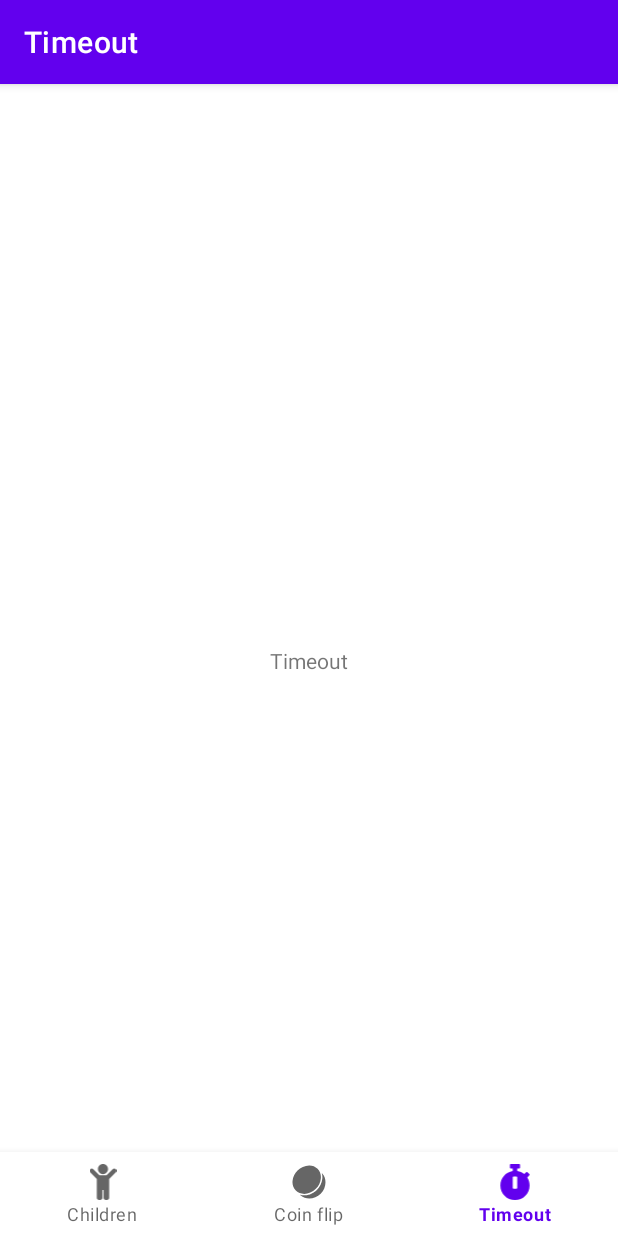
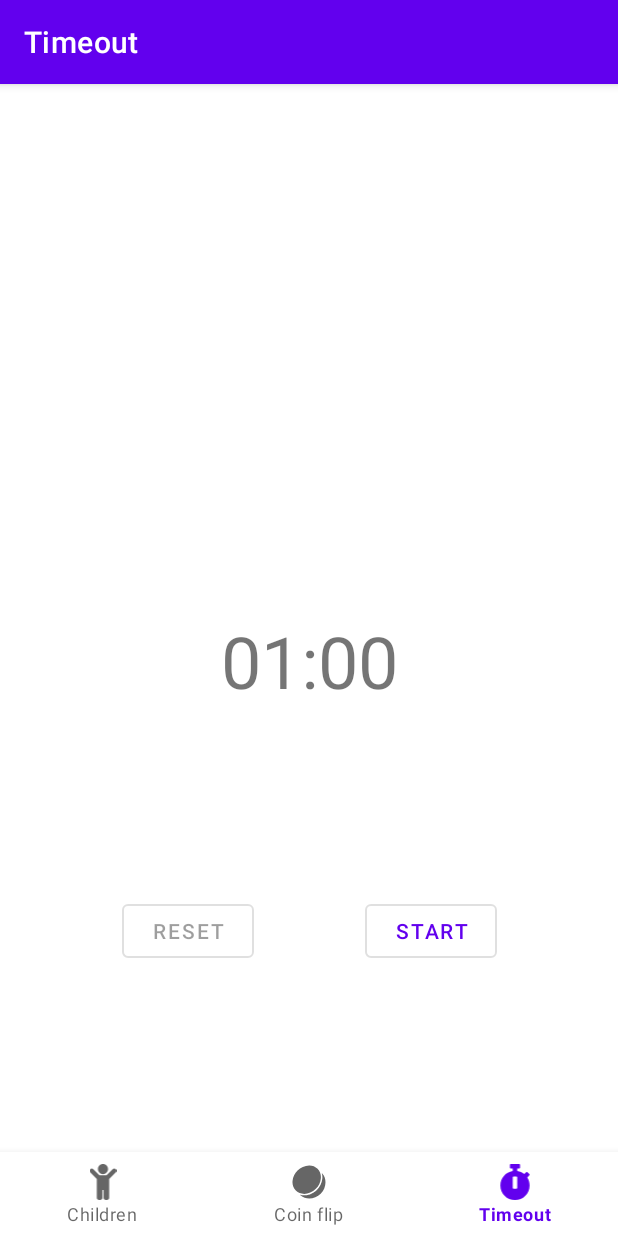
Before and after one commit to corbinjensen/AndroidParentApp, an Android app: the TimeoutFragment screen opened through its navigation route, on a phone screen of 412 x 824 dp. Run offline under Robolectric (Android 15) with nearby library versions, the phone set to English and light mode, and no system bars; our stand-ins replace navigation-ui.

Commit message:
Implement a simple countdown timer for the application
The duration is set to 1 minutes, and it cannot run in background

```diff
--- /dev/null
+++ b/app/src/main/java/ca/sfu/fluorine/parentapp/model/TimeoutTimer.java
@@ -0,0 +1,75 @@
+package ca.sfu.fluorine.parentapp.model;
+
+import android.os.CountDownTimer;
+
+import androidx.annotation.NonNull;
+
+public class TimeoutTimer {
+	private boolean pristine = true, running = false;
+	private final int minutes = 1;
+	private long remainingTimeInMillis;
+	private CountDownTimer timer;
+	private Runnable actionOnUpdate;
+
+	public TimeoutTimer() {
+		reset();
+	}
+
+	public void registerAction(@NonNull Runnable action) {
+		actionOnUpdate = action;
+	}
+
+	public void toggle() {
+		pristine = false;
+		running = !running;
+		if (running) {
+			timer = makeTimer(remainingTimeInMillis);
+			timer.start();
+		} else {
+			timer.cancel();
+		}
+	}
+
+	public void reset() {
+		pristine = true;
+		running = false;
+		if (timer != null) timer.cancel();
+		remainingTimeInMillis = minutes * 60000;
+		timer = makeTimer(minutes * 60000);
+		runAction();
+	}
+
+	public long getRemainingTimeInMillis() {
+		return remainingTimeInMillis;
+	}
+
+	public boolean isPristine() {
+		return pristine;
+	}
+
+	public boolean isRunning() {
+		return running;
+	}
+
+	private void runAction() {
+		if (actionOnUpdate != null) {
+			actionOnUpdate.run();
+		}
+	}
+
+	private CountDownTimer makeTimer(long timeInMillis) {
+		return new CountDownTimer(timeInMillis, 1000) {
+			@Override
+			public void onTick(long millisUntilFinished) {
+				remainingTimeInMillis = millisUntilFinished;
+				runAction();
+			}
+
+			@Override
+			public void onFinish() {
+				running = false;
+				runAction();
+			}
+		};
+	}
+}
--- a/app/src/main/java/ca/sfu/fluorine/parentapp/view/TimeoutFragment.java
+++ b/app/src/main/java/ca/sfu/fluorine/parentapp/view/TimeoutFragment.java
@@ -8,17 +8,35 @@ import android.view.ViewGroup;
 import androidx.annotation.NonNull;
 import androidx.fragment.app.Fragment;
 
+import ca.sfu.fluorine.parentapp.R;
 import ca.sfu.fluorine.parentapp.databinding.FragmentTimeoutBinding;
+import ca.sfu.fluorine.parentapp.model.TimeoutTimer;
 
 
 public class TimeoutFragment extends Fragment {
 	private FragmentTimeoutBinding binding;
+	private final TimeoutTimer timer = new TimeoutTimer();
 
 	@Override
 	public View onCreateView(@NonNull LayoutInflater inflater, ViewGroup container,
 							 Bundle savedInstanceState) {
 		// Inflate the layout for this fragment
 		binding = FragmentTimeoutBinding.inflate(inflater, container, false);
+
+		timer.registerAction(this::updateTimerUI);
+		updateTimerUI();
+
+		// Set up listeners for the buttons
+		binding.playButton.setOnClickListener((view) -> {
+			timer.toggle();
+			updateButtonUI();
+		});
+
+		binding.resetButton.setOnClickListener((view) -> {
+			timer.reset();
+			updateButtonUI();
+		});
+
 		return binding.getRoot();
 	}
 
@@ -27,4 +45,21 @@ public class TimeoutFragment extends Fragment {
 		super.onDestroy();
 		binding = null;
 	}
+
+	private void updateTimerUI() {
+		long remainingInSeconds = timer.getRemainingTimeInMillis() / 1000;
+		binding.countDownText.setText(getString(
+				R.string.remaining_time,
+				remainingInSeconds / 60,
+				remainingInSeconds % 60));
+	}
+
+	private void updateButtonUI() {
+		binding.resetButton.setEnabled(!timer.isPristine());
+		if (!timer.isRunning()) {
+			binding.playButton.setText(timer.isPristine() ? R.string.start : R.string.pause);
+		} else {
+			binding.playButton.setText(R.string.stop);
+		}
+	}
 }
--- a/app/src/main/res/layout/fragment_timeout.xml
+++ b/app/src/main/res/layout/fragment_timeout.xml
@@ -7,13 +7,39 @@
     tools:context=".view.TimeoutFragment">
 
     <TextView
-        android:id="@+id/textView"
+        android:id="@+id/count_down_text"
         android:layout_width="wrap_content"
         android:layout_height="wrap_content"
         android:text="@string/title_timeout"
+        android:textSize="48sp"
         app:layout_constraintBottom_toBottomOf="parent"
         app:layout_constraintEnd_toEndOf="parent"
         app:layout_constraintStart_toStartOf="parent"
         app:layout_constraintTop_toTopOf="parent" />
 
+    <Button
+        android:id="@+id/reset_button"
+        style="?attr/materialButtonOutlinedStyle"
+        android:layout_width="wrap_content"
+        android:layout_height="wrap_content"
+        android:enabled="false"
+        android:text="@string/reset"
+        app:layout_constraintBottom_toBottomOf="parent"
+        app:layout_constraintEnd_toEndOf="parent"
+        app:layout_constraintHorizontal_bias="0.25"
+        app:layout_constraintStart_toStartOf="parent"
+        app:layout_constraintTop_toBottomOf="@+id/count_down_text" />
+
+    <Button
+        android:id="@+id/play_button"
+        style="?attr/materialButtonOutlinedStyle"
+        android:layout_width="wrap_content"
+        android:layout_height="wrap_content"
+        android:text="@string/start"
+        app:layout_constraintBottom_toBottomOf="parent"
+        app:layout_constraintEnd_toEndOf="parent"
+        app:layout_constraintHorizontal_bias="0.75"
+        app:layout_constraintStart_toStartOf="parent"
+        app:layout_constraintTop_toBottomOf="@+id/count_down_text" />
+
 </androidx.constraintlayout.widget.ConstraintLayout>
--- a/app/src/main/res/values/strings.xml
+++ b/app/src/main/res/values/strings.xml
@@ -3,4 +3,12 @@
     <string name="title_children">Children</string>
     <string name="title_coin_flip">Coin flip</string>
     <string name="title_timeout">Timeout</string>
+
+    <!--  Timeout  -->
+    <string name="remaining_time">%02d:%02d</string>
+    <string name="start">Start</string>
+    <string name="pause">Pause</string>
+    <string name="stop">Stop</string>
+    <string name="reset">Reset</string>
+    <string name="custom">Custom</string>
 </resources>
```
Also changed, not shown: 1 other file.
